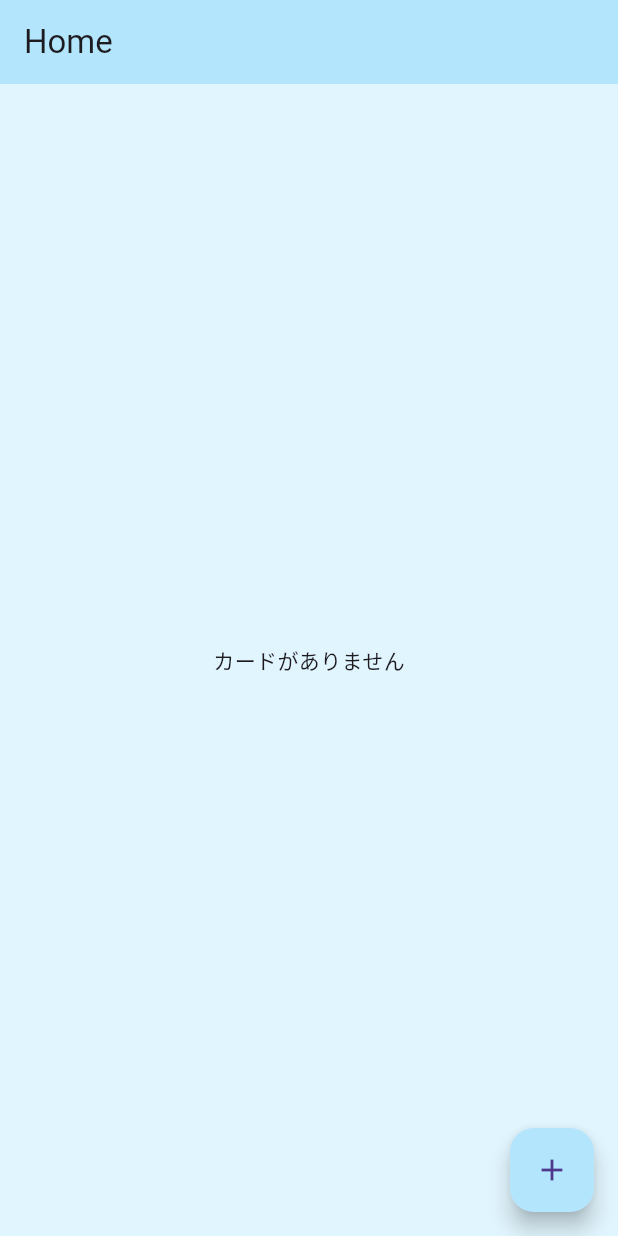
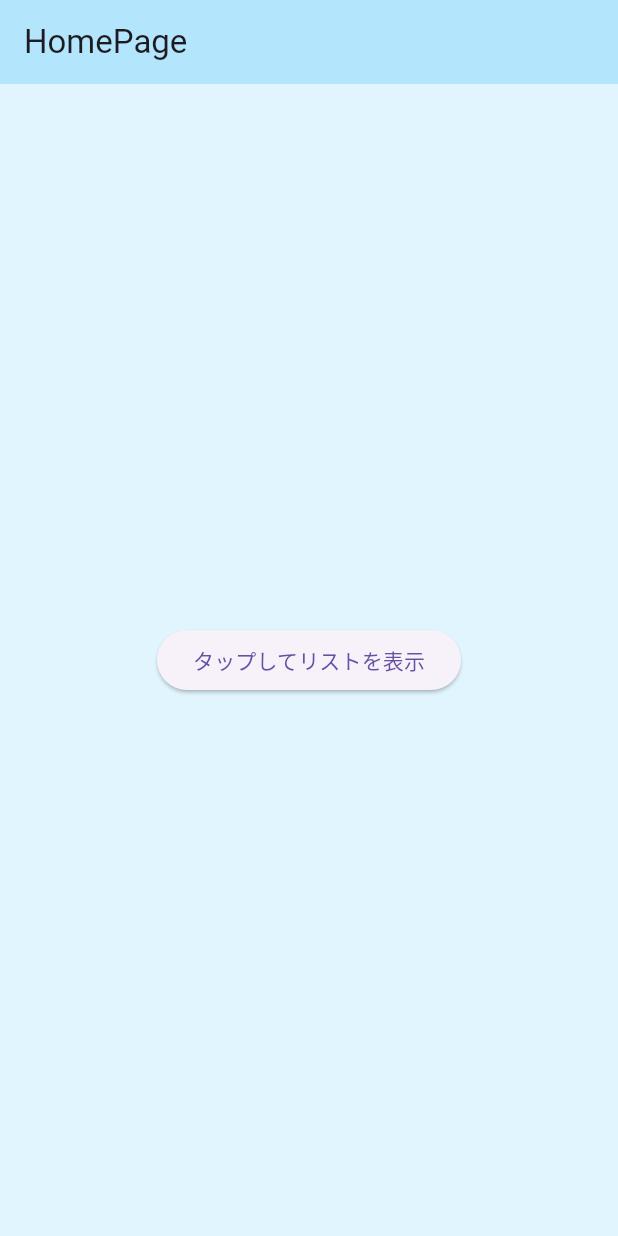
Before and after one commit to 54-xenon/AnkiCards-Flutter, a Flutter app: the screen it shows after launch, on a phone screen of 412 x 824 dp. Run offline on Flutter 3.47's test engine with Material 3 defaults, Android fonts, the phone set to English and light mode, and no system bars; our stand-ins replace flutter_slidable, isar; accounts and stored records are empty; generated files the repository leaves out were written again.

Commit message:
ダッシュボード画面の雛形を作成

```diff
--- a/lib/main.dart
+++ b/lib/main.dart
@@ -1,4 +1,5 @@
 import 'package:ankicards/collections/isar_setup.dart';
+import 'package:ankicards/screens/home_page.dart';
 import 'package:ankicards/screens/list_page.dart';
 import 'package:flutter/material.dart';
 
--- a/lib/screens/home_page.dart
+++ b/lib/screens/home_page.dart
@@ -1 +1,21 @@
+import 'package:ankicards/screens/list_page.dart';
 import 'package:flutter/material.dart';
+
+class HomePage extends StatelessWidget {
+  const HomePage({super.key});
+
+  @override
+  Widget build(BuildContext context) {
+    return Scaffold(
+      appBar: AppBar(
+        title: const Text("HomePage"),
+      ),
+      body: Center(
+        child: ElevatedButton(
+          child: Text('タップしてリストを表示'),
+          onPressed: () => Navigator.push(context, MaterialPageRoute(builder: (context) => ListPage())),
+        ),
+      ),
+    );
+  }
+}
--- a/lib/screens/list_page.dart
+++ b/lib/screens/list_page.dart
@@ -5,14 +5,14 @@ import 'package:ankicards/collections/flash_card_repository.dart';
 import 'package:ankicards/screens/create_page.dart';
 import 'package:ankicards/widget/cardCotainer.dart';
 
-class HomePage extends StatefulWidget {
-  const HomePage({super.key});
+class ListPage extends StatefulWidget {
+  const ListPage({super.key});
 
   @override
-  State<HomePage> createState() => _HomePageState();
+  State<ListPage> createState() => _ListPageState();
 }
 
-class _HomePageState extends State<HomePage> {
+class _ListPageState extends State<ListPage> {
   final CardRepository _cardRepository = CardRepository();
   late Future<List<FlashCard>> _flashCardsFuture;
 
```
Also changed, not shown: 1 other file.
